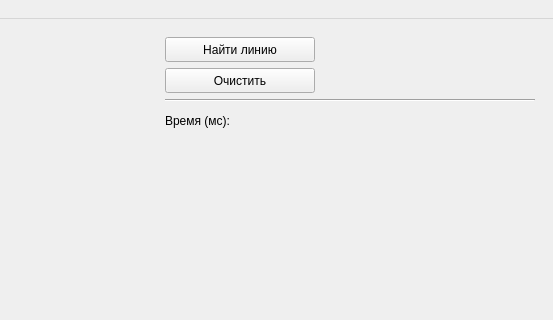
AlferovKirill/Test, file Task_2/Interface.ui: the form before one commit; both pictures show x 247 to 800 and y 0 to 320 of the 800 by 600 pixel window.
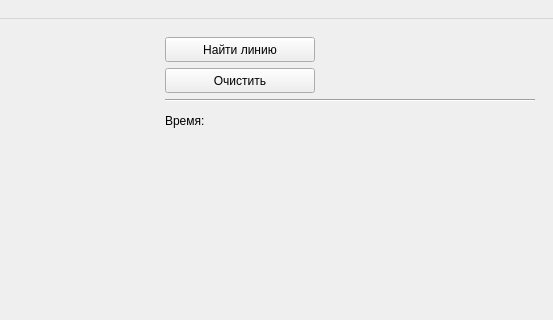
The form after the commit. Custom widgets are drawn as their Qt base class.

```diff
--- a/Task_2/Interface.ui
+++ b/Task_2/Interface.ui
@@ -81,7 +81,7 @@
           </size>
          </property>
          <property name="text">
-          <string>Время (мс):</string>
+          <string>Время:</string>
          </property>
         </widget>
        </item>
```
